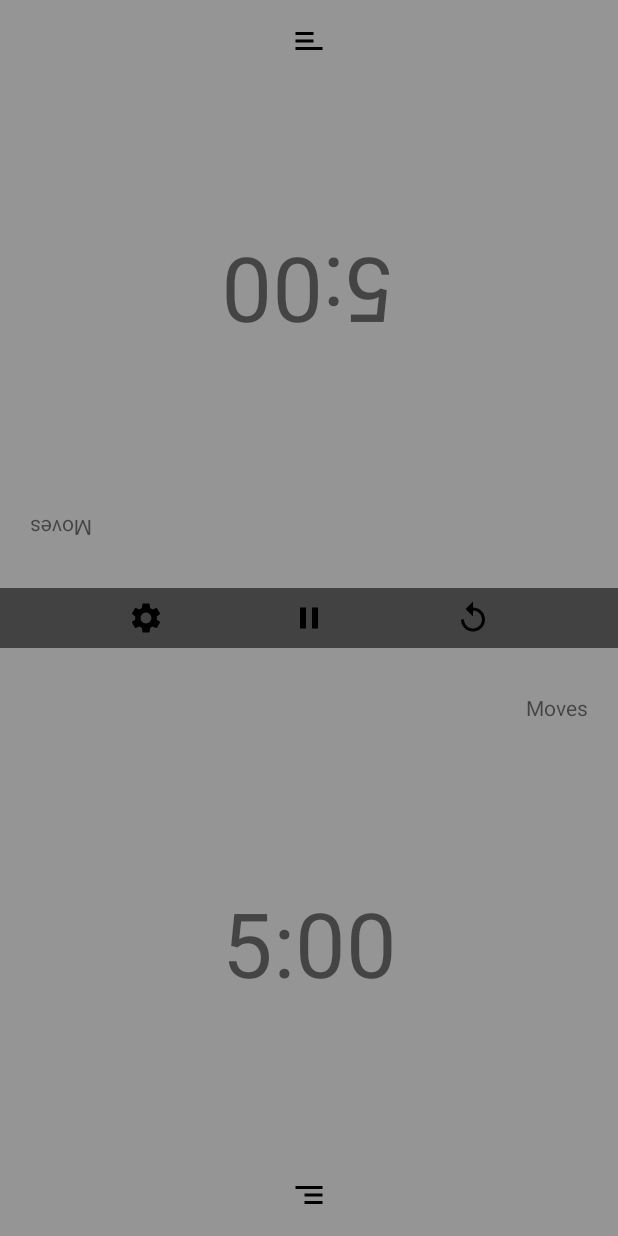
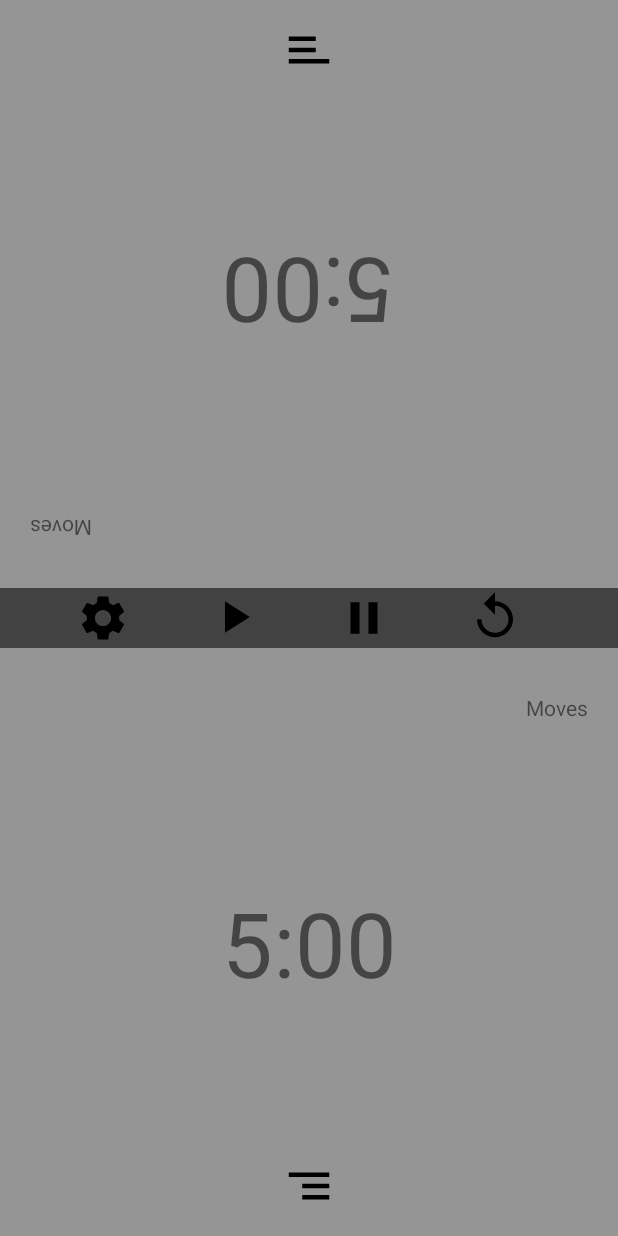
Before and after one commit to Zefer97/ChessApp, an Android app: the screen it shows after launch (MainActivity), on a phone screen of 412 x 824 dp. Run offline under Robolectric (Android 15) with nearby library versions, the phone set to English and light mode, and no system bars.

Commit message:
Chess App Modifier 3

```diff
--- a/app/src/main/AndroidManifest.xml
+++ b/app/src/main/AndroidManifest.xml
@@ -4,6 +4,9 @@
     package="com.example.foodapp">
 
     <uses-permission android:name="android.permission.INTERNET"/>
+    <uses-permission android:name="android.permission.EXPAND_STATUS_BAR" />
+    <uses-permission android:name="android.permission.WRITE_SECURE_SETTINGS"
+        tools:ignore="ProtectedPermissions" />
 
     <application
         android:allowBackup="true"
@@ -11,7 +14,7 @@
         android:fullBackupContent="@xml/backup_rules"
         android:icon="@drawable/icon"
         android:usesCleartextTraffic="true"
-        android:label="Chess 1"
+        android:label="Chess Timer"
         android:roundIcon="@mipmap/ic_launcher_round"
         android:supportsRtl="true"
         android:theme="@style/Theme.FoodApp"
--- a/app/src/main/java/com/example/foodapp/MainActivity.kt
+++ b/app/src/main/java/com/example/foodapp/MainActivity.kt
@@ -1,13 +1,22 @@
 package com.example.foodapp
 
 import android.annotation.SuppressLint
+import android.content.Context
+import android.provider.Settings
+import android.app.Activity
+import android.view.WindowManager.LayoutParams
 import android.content.Intent
 import android.graphics.Color
 import android.media.MediaPlayer
+import android.os.Build
 import android.os.Bundle
 import android.os.Handler
 import android.view.View
+import android.view.WindowManager
 import androidx.appcompat.app.AppCompatActivity
+import androidx.core.view.WindowCompat
+import androidx.core.view.WindowInsetsCompat
+import androidx.core.view.WindowInsetsControllerCompat
 import com.example.foodapp.databinding.ActivityMainBinding
 import kotlinx.android.synthetic.main.activity_main.ImageReplay
 import kotlinx.android.synthetic.main.activity_main.button
@@ -15,7 +24,7 @@ import kotlinx.android.synthetic.main.activity_main.buttonSetting1
 import kotlinx.android.synthetic.main.activity_main.buttonSetting2
 import kotlinx.android.synthetic.main.activity_main.editTextSetting1
 import kotlinx.android.synthetic.main.activity_main.editTextSetting2
-import kotlinx.android.synthetic.main.activity_main.imagePause
+import kotlinx.android.synthetic.main.activity_main.imagePlayPause
 import kotlinx.android.synthetic.main.activity_main.imageSetting
 import kotlinx.android.synthetic.main.activity_main.textButton1
 import kotlinx.android.synthetic.main.activity_main.textButton2
@@ -28,35 +37,51 @@ class MainActivity : AppCompatActivity() {
     private lateinit var binding: ActivityMainBinding
     @SuppressLint("SetTextI18n")
     override fun onCreate(savedInstanceState: Bundle?) {
+//        window.setFlags(WindowManager.LayoutParams.FLAG_FULLSCREEN,WindowManager.LayoutParams.FLAG_FULLSCREEN)
         super.onCreate(savedInstanceState)
         binding = ActivityMainBinding.inflate(layoutInflater)
         val view = binding.root
         setContentView(view)
         supportActionBar?.hide()
 
+        window.decorView.apply {
+            // Hide both the navigation bar and the status bar.
+            // SYSTEM_UI_FLAG_FULLSCREEN is only available on Android 4.1 and higher, but as
+            // a general rule, you should design your app to hide the status bar whenever you
+            // hide the navigation bar.
+            systemUiVisibility = View.SYSTEM_UI_FLAG_HIDE_NAVIGATION or View.SYSTEM_UI_FLAG_FULLSCREEN
+        }
+        binding.ImageReplay.setOnClickListener { startActivity(Intent(this, MainActivity::class.java))}
+
         val mp = MediaPlayer.create(this,R.raw.click)
-        binding.imagePause.setOnClickListener {
-            if (a == 2) { binding.imagePause.setBackgroundResource(R.drawable.pause);a = 1;timerOn = true;time()
+
+        binding.imagePlayPause.setOnClickListener {
+            if (a == 2) {;a = 1;timerOn = true;time()
                 binding.ButtonPlayerTwo.setBackgroundColor(Color.rgb(149, 149, 149))
-                binding.ButtonPlayerOne.setBackgroundColor(Color.rgb(244, 182, 59))}
-            else if (a == 1) { binding.imagePause.setBackgroundResource(R.drawable.play);a = 2;timerOn = false
+                binding.ButtonPlayerOne.setBackgroundColor(Color.rgb(244, 182, 59))
+                binding.settingPlayerOne.visibility = View.INVISIBLE
+                binding.settingPlayerTwo.visibility = View.INVISIBLE}}
+
+        binding.imageView3.setOnClickListener {
+            if (a == 1) { ;a = 2;timerOn = false
+                binding.settingPlayerOne.visibility = View.VISIBLE
+                binding.settingPlayerTwo.visibility = View.VISIBLE
                 binding.ButtonPlayerTwo.setBackgroundColor(Color.rgb(149, 149, 149))
-                binding.ButtonPlayerOne.setBackgroundColor(Color.rgb(149, 149, 149))}
-        }
+                binding.ButtonPlayerOne.setBackgroundColor(Color.rgb(149, 149, 149))} }
 
         binding.imageSetting.setOnClickListener {
                 timeEdit.visibility = View.VISIBLE
                 button.visibility = View.VISIBLE
                 imageSetting.visibility = View.INVISIBLE
                 ImageReplay.visibility = View.INVISIBLE
-                imagePause.visibility = View.INVISIBLE
+                imagePlayPause.visibility = View.INVISIBLE
             button.setOnClickListener {
                 times1 = timeEdit.text.toString();time1 = times1.toInt();time2 = times1.toInt()
                 timeEdit.visibility = View.INVISIBLE
                 button.visibility= View.INVISIBLE;
                 imageSetting.visibility = View.VISIBLE
                 ImageReplay.visibility = View.VISIBLE
-                imagePause.visibility = View.VISIBLE
+                imagePlayPause.visibility = View.VISIBLE
                 textButton1.text = "$times1:00";textButton2.text =
                 "$times1:00"
             }
@@ -81,21 +106,20 @@ class MainActivity : AppCompatActivity() {
                 textButton2.text = "$times1:00"
             }
         }
-        var clickCount1 = 0
-        var clickCount2 = 0
-        binding.ImageReplay.setOnClickListener { startActivity(Intent(this, MainActivity::class.java))}
+        var clickCountButton1 = 0
+        var clickCountButton2 = 0
 
         binding.ButtonPlayerOne.setOnClickListener { if (a == 1 && b == 1) { playerOn = 2
-            var clickCount1 = 1+clickCount1++
+            var clickCount1 = 1+clickCountButton1++
             clickCount1
             textView6.text = "Moves : $clickCount1"
             binding.ButtonPlayerOne.setBackgroundColor(Color.rgb(149, 149, 149))
             binding.ButtonPlayerTwo.setBackgroundColor(Color.rgb(244, 182, 59));b = 2;time();mp.start()}}
 
         binding.ButtonPlayerTwo.setOnClickListener { if (a == 1 && b == 2) { playerOn = 1
-            var clickCount2 = 1+clickCount2++
+            var clickCount2 = 1+clickCountButton2++
             clickCount2
-            textView7.text = "Moves : $clickCount1"
+            textView7.text = "Moves : $clickCountButton1"
             binding.ButtonPlayerTwo.setBackgroundColor(Color.rgb(149, 149, 149))
             binding.ButtonPlayerOne.setBackgroundColor(Color.rgb(244, 182, 59));b = 1;time();mp.start()}}
 
--- a/app/src/main/res/drawable/basic.xml
+++ b/app/src/main/res/drawable/basic.xml
@@ -1,5 +1,5 @@
-<vector android:autoMirrored="true" android:height="24dp"
+<vector android:autoMirrored="true" android:height="36dp"
     android:tint="#000000" android:viewportHeight="24"
-    android:viewportWidth="24" android:width="24dp" xmlns:android="http://schemas.android.com/apk/res/android">
+    android:viewportWidth="24" android:width="36dp" xmlns:android="http://schemas.android.com/apk/res/android">
     <path android:fillColor="@android:color/white" android:pathData="M9,18h12v-2L9,16v2zM3,6v2h18L21,6L3,6zM9,13h12v-2L9,11v2z"/>
 </vector>
--- a/app/src/main/res/drawable/pause.xml
+++ b/app/src/main/res/drawable/pause.xml
@@ -1,5 +1,5 @@
-<vector android:height="24dp" android:tint="#000000"
+<vector android:height="36dp" android:tint="#000000"
     android:viewportHeight="24" android:viewportWidth="24"
-    android:width="24dp" xmlns:android="http://schemas.android.com/apk/res/android">
+    android:width="36dp" xmlns:android="http://schemas.android.com/apk/res/android">
     <path android:fillColor="@android:color/white" android:pathData="M6,19h4L10,5L6,5v14zM14,5v14h4L18,5h-4z"/>
 </vector>
--- a/app/src/main/res/drawable/play.xml
+++ b/app/src/main/res/drawable/play.xml
@@ -1,5 +1,5 @@
-<vector android:height="24dp" android:tint="#000000"
+<vector android:height="36dp" android:tint="#000000"
     android:viewportHeight="24" android:viewportWidth="24"
-    android:width="24dp" xmlns:android="http://schemas.android.com/apk/res/android">
+    android:width="36dp" xmlns:android="http://schemas.android.com/apk/res/android">
     <path android:fillColor="@android:color/white" android:pathData="M8,5v14l11,-7z"/>
 </vector>
--- a/app/src/main/res/drawable/replay.xml
+++ b/app/src/main/res/drawable/replay.xml
@@ -1,5 +1,5 @@
-<vector android:height="24dp" android:tint="#000000"
+<vector android:height="36dp" android:tint="#000000"
     android:viewportHeight="24" android:viewportWidth="24"
-    android:width="24dp" xmlns:android="http://schemas.android.com/apk/res/android">
+    android:width="36dp" xmlns:android="http://schemas.android.com/apk/res/android">
     <path android:fillColor="@android:color/white" android:pathData="M12,5V1L7,6l5,5V7c3.31,0 6,2.69 6,6s-2.69,6 -6,6 -6,-2.69 -6,-6H4c0,4.42 3.58,8 8,8s8,-3.58 8,-8 -3.58,-8 -8,-8z"/>
 </vector>
--- a/app/src/main/res/drawable/settings.xml
+++ b/app/src/main/res/drawable/settings.xml
@@ -1,5 +1,5 @@
-<vector android:height="24dp" android:tint="#000000"
+<vector android:height="36dp" android:tint="#000000"
     android:viewportHeight="24" android:viewportWidth="24"
-    android:width="24dp" xmlns:android="http://schemas.android.com/apk/res/android">
+    android:width="36dp" xmlns:android="http://schemas.android.com/apk/res/android">
     <path android:fillColor="@android:color/white" android:pathData="M19.14,12.94c0.04,-0.3 0.06,-0.61 0.06,-0.94c0,-0.32 -0.02,-0.64 -0.07,-0.94l2.03,-1.58c0.18,-0.14 0.23,-0.41 0.12,-0.61l-1.92,-3.32c-0.12,-0.22 -0.37,-0.29 -0.59,-0.22l-2.39,0.96c-0.5,-0.38 -1.03,-0.7 -1.62,-0.94L14.4,2.81c-0.04,-0.24 -0.24,-0.41 -0.48,-0.41h-3.84c-0.24,0 -0.43,0.17 -0.47,0.41L9.25,5.35C8.66,5.59 8.12,5.92 7.63,6.29L5.24,5.33c-0.22,-0.08 -0.47,0 -0.59,0.22L2.74,8.87C2.62,9.08 2.66,9.34 2.86,9.48l2.03,1.58C4.84,11.36 4.8,11.69 4.8,12s0.02,0.64 0.07,0.94l-2.03,1.58c-0.18,0.14 -0.23,0.41 -0.12,0.61l1.92,3.32c0.12,0.22 0.37,0.29 0.59,0.22l2.39,-0.96c0.5,0.38 1.03,0.7 1.62,0.94l0.36,2.54c0.05,0.24 0.24,0.41 0.48,0.41h3.84c0.24,0 0.44,-0.17 0.47,-0.41l0.36,-2.54c0.59,-0.24 1.13,-0.56 1.62,-0.94l2.39,0.96c0.22,0.08 0.47,0 0.59,-0.22l1.92,-3.32c0.12,-0.22 0.07,-0.47 -0.12,-0.61L19.14,12.94zM12,15.6c-1.98,0 -3.6,-1.62 -3.6,-3.6s1.62,-3.6 3.6,-3.6s3.6,1.62 3.6,3.6S13.98,15.6 12,15.6z"/>
 </vector>
--- a/app/src/main/res/layout/activity_main.xml
+++ b/app/src/main/res/layout/activity_main.xml
@@ -3,8 +3,8 @@
     xmlns:app="http://schemas.android.com/apk/res-auto"
     xmlns:tools="http://schemas.android.com/tools"
     android:layout_width="match_parent"
+    android:layout_height="match_parent"
     android:background="@color/cardview_dark_background"
-    android:layout_height="match_parent"
     tools:context=".MainActivity">
 
     <androidx.constraintlayout.widget.ConstraintLayout
@@ -89,6 +89,17 @@
             app:layout_constraintStart_toEndOf="@+id/editTextSetting1"
             app:layout_constraintTop_toBottomOf="@+id/textView6"
             app:layout_constraintVertical_bias="0.746" />
+
+        <EditText
+            android:id="@+id/timeEdit"
+            android:layout_width="wrap_content"
+            android:layout_height="wrap_content"
+            android:ems="10"
+            android:hint="@string/amount_of_time_minutes"
+            android:inputType="text"
+            android:visibility="invisible"
+            tools:layout_editor_absoluteX="69dp"
+            tools:layout_editor_absoluteY="30dp" />
 
     </androidx.constraintlayout.widget.ConstraintLayout>
 
@@ -184,7 +195,7 @@
         android:layout_height="wrap_content"
 
         app:layout_constraintBottom_toTopOf="@+id/ButtonPlayerOne"
-        app:layout_constraintEnd_toStartOf="@+id/imagePause"
+        app:layout_constraintEnd_toStartOf="@+id/imagePlayPause"
         app:layout_constraintHorizontal_bias="0.5"
         app:layout_constraintStart_toStartOf="parent"
         app:layout_constraintTop_toBottomOf="@+id/ButtonPlayerTwo"
@@ -192,16 +203,15 @@
         app:srcCompat="@drawable/settings" />
 
     <ImageView
-        android:id="@+id/imagePause"
+        android:id="@+id/imagePlayPause"
         android:layout_width="wrap_content"
         android:layout_height="wrap_content"
         app:layout_constraintBottom_toTopOf="@+id/ButtonPlayerOne"
-        app:layout_constraintEnd_toStartOf="@+id/ImageReplay"
-        app:layout_constraintHorizontal_bias="0.5"
+        app:layout_constraintEnd_toStartOf="@+id/imageView3"
         app:layout_constraintStart_toEndOf="@+id/imageSetting"
         app:layout_constraintTop_toBottomOf="@+id/ButtonPlayerTwo"
-        app:layout_constraintVertical_bias="0.5"
-        app:srcCompat="@drawable/pause" />
+        app:layout_constraintVertical_bias="0.25"
+        app:srcCompat="@drawable/play" />
 
     <ImageView
         android:id="@+id/ImageReplay"
@@ -209,26 +219,11 @@
         android:layout_height="wrap_content"
         app:layout_constraintBottom_toTopOf="@+id/ButtonPlayerOne"
         app:layout_constraintEnd_toEndOf="parent"
-        app:layout_constraintHorizontal_bias="0.5"
-        app:layout_constraintStart_toEndOf="@+id/imagePause"
+        app:layout_constraintHorizontal_bias="0.683"
+        app:layout_constraintStart_toEndOf="@+id/imagePlayPause"
         app:layout_constraintTop_toBottomOf="@+id/ButtonPlayerTwo"
-        app:layout_constraintVertical_bias="0.5"
+        app:layout_constraintVertical_bias="0.25"
         app:srcCompat="@drawable/replay" />
-
-    <EditText
-        android:id="@+id/timeEdit"
-        android:layout_width="wrap_content"
-        android:layout_height="wrap_content"
-        android:ems="10"
-        android:hint="@string/amount_of_time_minutes"
-        android:inputType="text"
-        android:visibility="invisible"
-        app:layout_constraintBottom_toTopOf="@+id/ButtonPlayerOne"
-        app:layout_constraintEnd_toStartOf="@+id/ButtonPlayerTwo"
-        app:layout_constraintHorizontal_bias="0.538"
-        app:layout_constraintStart_toEndOf="@+id/ButtonPlayerTwo"
-        app:layout_constraintTop_toBottomOf="@+id/ButtonPlayerTwo"
-        app:layout_constraintVertical_bias="0.4" />
 
     <Button
         android:id="@+id/button"
@@ -240,5 +235,17 @@
         app:layout_constraintBottom_toBottomOf="@+id/timeEdit"
         app:layout_constraintStart_toEndOf="@+id/timeEdit" />
 
+    <ImageView
+        android:id="@+id/imageView3"
+        android:layout_width="wrap_content"
+        android:layout_height="wrap_content"
+        app:layout_constraintBottom_toTopOf="@+id/ButtonPlayerOne"
+        app:layout_constraintEnd_toStartOf="@+id/ImageReplay"
+        app:layout_constraintHorizontal_bias="0.5"
+        app:layout_constraintStart_toEndOf="@+id/imagePlayPause"
+        app:layout_constraintTop_toBottomOf="@+id/ButtonPlayerTwo"
+        app:layout_constraintVertical_bias="0.5"
+        app:srcCompat="@drawable/pause" />
+
 
 </androidx.constraintlayout.widget.ConstraintLayout>
--- a/app/src/main/res/values/themes.xml
+++ b/app/src/main/res/values/themes.xml
@@ -16,6 +16,6 @@
         <!-- Customize your theme here. -->
         <item name="windowNoTitle">true</item>
         <item name="windowActionBar">false</item>
-
+        <item name="android:windowFullscreen">true</item>
     </style>
 </resources>
```
